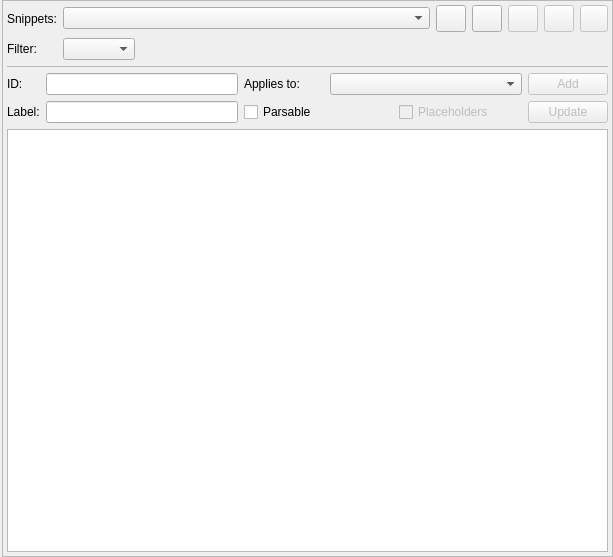
Old version of the form libpgmodeler_ui/ui/snippetsconfigwidget.ui in the repository pgmodeler/pgmodeler.
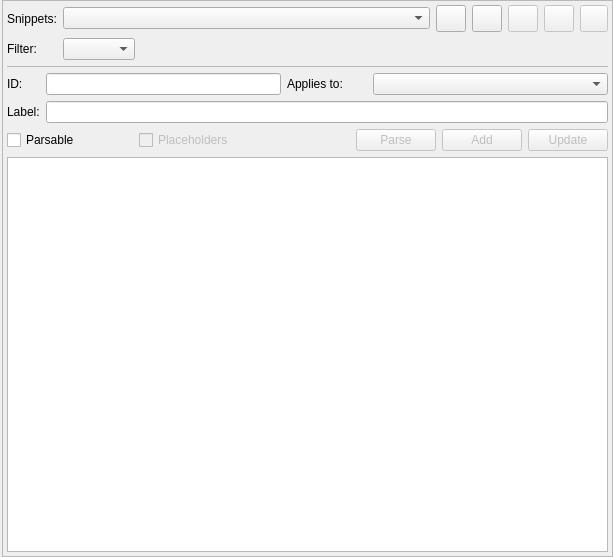
New version of the form. Icons and pictures are not drawn.

What changed in the file:
```diff
--- a/libpgmodeler_ui/ui/snippetsconfigwidget.ui
+++ b/libpgmodeler_ui/ui/snippetsconfigwidget.ui
@@ -29,7 +29,7 @@
    <property name="spacing">
     <number>0</number>
    </property>
-   <item row="0" column="1">
+   <item row="0" column="0">
     <widget class="QFrame" name="frame">
      <property name="sizePolicy">
       <sizepolicy hsizetype="Preferred" vsizetype="Preferred">
@@ -56,13 +56,6 @@
       <property name="bottomMargin">
        <number>4</number>
       </property>
-      <item row="0" column="0">
-       <widget class="QLabel" name="snippets_lbl">
-        <property name="text">
-         <string>Snippets:</string>
-        </property>
-       </widget>
-      </item>
       <item row="0" column="1" colspan="2">
        <layout class="QHBoxLayout" name="horizontalLayout_3">
         <item>
@@ -236,59 +229,17 @@
       </item>
       <item row="1" column="0">
        <widget class="QLabel" name="filter_lbl">
+        <property name="sizePolicy">
+         <sizepolicy hsizetype="Fixed" vsizetype="Preferred">
+          <horstretch>0</horstretch>
+          <verstretch>0</verstretch>
+         </sizepolicy>
+        </property>
         <property name="text">
          <string>Filter:</string>
         </property>
        </widget>
       </item>
-      <item row="1" column="1">
-       <widget class="QComboBox" name="filter_cmb">
-        <property name="sizeAdjustPolicy">
-         <enum>QComboBox::AdjustToContentsOnFirstShow</enum>
-        </property>
-        <property name="iconSize">
-         <size>
-          <width>18</width>
-          <height>18</height>
-         </size>
-        </property>
-       </widget>
-      </item>
-      <item row="1" column="2">
-       <spacer name="horizontalSpacer_2">
-        <property name="orientation">
-         <enum>Qt::Horizontal</enum>
-        </property>
-        <property name="sizeHint" stdset="0">
-         <size>
-          <width>340</width>
-          <height>20</height>
-         </size>
-        </property>
-       </spacer>
-      </item>
-      <item row="2" column="0" colspan="3">
-       <widget class="QFrame" name="div_ln">
-        <property name="minimumSize">
-         <size>
-          <width>0</width>
-          <height>1</height>
-         </size>
-        </property>
-        <property name="maximumSize">
-         <size>
-          <width>16777215</width>
-          <height>1</height>
-         </size>
-        </property>
-        <property name="frameShape">
-         <enum>QFrame::StyledPanel</enum>
-        </property>
-        <property name="frameShadow">
-         <enum>QFrame::Sunken</enum>
-        </property>
-       </widget>
-      </item>
       <item row="3" column="0" colspan="3">
        <layout class="QGridLayout" name="gridLayout">
         <item row="0" column="3">
@@ -358,109 +309,6 @@
           </property>
          </widget>
         </item>
-        <item row="0" column="4" rowspan="2">
-         <layout class="QVBoxLayout" name="verticalLayout">
-          <item>
-           <widget class="QPushButton" name="add_tb">
-            <property name="enabled">
-             <bool>false</bool>
-            </property>
-            <property name="sizePolicy">
-             <sizepolicy hsizetype="Fixed" vsizetype="Preferred">
-              <horstretch>0</horstretch>
-              <verstretch>0</verstretch>
-             </sizepolicy>
-            </property>
-            <property name="minimumSize">
-             <size>
-              <width>0</width>
-              <height>0</height>
-             </size>
-            </property>
-            <property name="maximumSize">
-             <size>
-              <width>16777215</width>
-              <height>16777215</height>
-             </size>
-            </property>
-            <property name="text">
-             <string>Add</string>
-            </property>
-            <property name="icon">
-             <iconset resource="../res/resources.qrc">
-              <normaloff>:/icones/icones/adicionar.png</normaloff>:/icones/icones/adicionar.png</iconset>
-            </property>
-            <property name="iconSize">
-             <size>
-              <width>20</width>
-              <height>20</height>
-             </size>
-            </property>
-           </widget>
-          </item>
-          <item>
-           <widget class="QPushButton" name="update_tb">
-            <property name="enabled">
-             <bool>false</bool>
-            </property>
-            <property name="sizePolicy">
-             <sizepolicy hsizetype="Fixed" vsizetype="Fixed">
-              <horstretch>0</horstretch>
-              <verstretch>0</verstretch>
-             </sizepolicy>
-            </property>
-            <property name="minimumSize">
-             <size>
-              <width>0</width>
-              <height>0</height>
-             </size>
-            </property>
-            <property name="maximumSize">
-             <size>
-              <width>16777215</width>
-              <height>16777215</height>
-             </size>
-            </property>
-            <property name="text">
-             <string>Update</string>
-            </property>
-            <property name="icon">
-             <iconset resource="../res/resources.qrc">
-              <normaloff>:/icones/icones/padroes.png</normaloff>:/icones/icones/padroes.png</iconset>
-            </property>
-            <property name="iconSize">
-             <size>
-              <width>20</width>
-              <height>20</height>
-             </size>
-            </property>
-           </widget>
-          </item>
-          <item>
-           <spacer name="verticalSpacer">
-            <property name="orientation">
-             <enum>Qt::Vertical</enum>
-            </property>
-            <property name="sizeHint" stdset="0">
-             <size>
-              <width>20</width>
-              <height>40</height>
-             </size>
-            </property>
-           </spacer>
-          </item>
-         </layout>
-        </item>
-        <item row="1" column="1">
-         <widget class="QLineEdit" name="label_edt">
-          <property name="sizePolicy">
-           <sizepolicy hsizetype="Expanding" vsizetype="Fixed">
-            <horstretch>0</horstretch>
-            <verstretch>0</verstretch>
-           </sizepolicy>
-          </property>
-         </widget>
-        </item>
         <item row="0" column="0">
          <widget class="QLabel" name="id_lbl">
           <property name="sizePolicy">
@@ -474,8 +322,23 @@
           </property>
          </widget>
         </item>
-        <item row="1" column="2" colspan="2">
+        <item row="1" column="1" colspan="3">
+         <widget class="QLineEdit" name="label_edt">
+          <property name="sizePolicy">
+           <sizepolicy hsizetype="Expanding" vsizetype="Fixed">
+            <horstretch>0</horstretch>
+            <verstretch>0</verstretch>
+           </sizepolicy>
+          </property>
+         </widget>
+        </item>
+       </layout>
+      </item>
+      <item row="4" column="0" colspan="2">
          <layout class="QHBoxLayout" name="horizontalLayout">
+        <property name="spacing">
+         <number>6</number>
+        </property>
           <item>
            <widget class="QCheckBox" name="parsable_chk">
             <property name="sizePolicy">
@@ -512,17 +375,19 @@
               <height>22</height>
              </size>
             </property>
-            <zorder>parsable_chk</zorder>
            </widget>
           </item>
           <item>
-           <spacer name="horizontalSpacer">
+         <spacer name="horizontalSpacer_4">
             <property name="orientation">
              <enum>Qt::Horizontal</enum>
             </property>
+          <property name="sizeType">
+           <enum>QSizePolicy::Fixed</enum>
+          </property>
             <property name="sizeHint" stdset="0">
              <size>
-              <width>40</width>
+            <width>25</width>
               <height>20</height>
              </size>
             </property>
@@ -569,13 +434,223 @@
             </property>
            </widget>
           </item>
-         </layout>
-        </item>
+        <item>
+         <spacer name="horizontalSpacer">
+          <property name="orientation">
+           <enum>Qt::Horizontal</enum>
+          </property>
+          <property name="sizeHint" stdset="0">
+           <size>
+            <width>40</width>
+            <height>20</height>
+           </size>
+          </property>
+         </spacer>
+        </item>
+       </layout>
+      </item>
+      <item row="4" column="2">
+       <layout class="QHBoxLayout" name="horizontalLayout_2">
+        <item>
+         <spacer name="horizontalSpacer_3">
+          <property name="orientation">
+           <enum>Qt::Horizontal</enum>
+          </property>
+          <property name="sizeHint" stdset="0">
+           <size>
+            <width>40</width>
+            <height>20</height>
+           </size>
+          </property>
+         </spacer>
+        </item>
+        <item>
+         <widget class="QPushButton" name="parse_tb">
+          <property name="enabled">
+           <bool>false</bool>
+          </property>
+          <property name="sizePolicy">
+           <sizepolicy hsizetype="Fixed" vsizetype="Fixed">
+            <horstretch>0</horstretch>
+            <verstretch>0</verstretch>
+           </sizepolicy>
+          </property>
+          <property name="minimumSize">
+           <size>
+            <width>0</width>
+            <height>0</height>
+           </size>
+          </property>
+          <property name="maximumSize">
+           <size>
+            <width>16777215</width>
+            <height>16777215</height>
+           </size>
+          </property>
+          <property name="toolTip">
+           <string>Parse the snippet in order to check if there are syntax errors.</string>
+          </property>
+          <property name="text">
+           <string>Parse</string>
+          </property>
+          <property name="icon">
+           <iconset resource="../res/resources.qrc">
+            <normaloff>:/icones/icones/buscar.png</normaloff>:/icones/icones/buscar.png</iconset>
+          </property>
+          <property name="iconSize">
+           <size>
+            <width>20</width>
+            <height>20</height>
+           </size>
+          </property>
+         </widget>
+        </item>
+        <item>
+         <widget class="QPushButton" name="add_tb">
+          <property name="enabled">
+           <bool>false</bool>
+          </property>
+          <property name="sizePolicy">
+           <sizepolicy hsizetype="Fixed" vsizetype="Preferred">
+            <horstretch>0</horstretch>
+            <verstretch>0</verstretch>
+           </sizepolicy>
+          </property>
+          <property name="minimumSize">
+           <size>
+            <width>0</width>
+            <height>0</height>
+           </size>
+          </property>
+          <property name="maximumSize">
+           <size>
+            <width>16777215</width>
+            <height>16777215</height>
+           </size>
+          </property>
+          <property name="text">
+           <string>Add</string>
+          </property>
+          <property name="icon">
+           <iconset resource="../res/resources.qrc">
+            <normaloff>:/icones/icones/adicionar.png</normaloff>:/icones/icones/adicionar.png</iconset>
+          </property>
+          <property name="iconSize">
+           <size>
+            <width>20</width>
+            <height>20</height>
+           </size>
+          </property>
+         </widget>
+        </item>
+        <item>
+         <widget class="QPushButton" name="update_tb">
+          <property name="enabled">
+           <bool>false</bool>
+          </property>
+          <property name="sizePolicy">
+           <sizepolicy hsizetype="Fixed" vsizetype="Fixed">
+            <horstretch>0</horstretch>
+            <verstretch>0</verstretch>
+           </sizepolicy>
+          </property>
+          <property name="minimumSize">
+           <size>
+            <width>0</width>
+            <height>0</height>
+           </size>
+          </property>
+          <property name="maximumSize">
+           <size>
+            <width>16777215</width>
+            <height>16777215</height>
+           </size>
+          </property>
+          <property name="text">
+           <string>Update</string>
+          </property>
+          <property name="icon">
+           <iconset resource="../res/resources.qrc">
+            <normaloff>:/icones/icones/padroes.png</normaloff>:/icones/icones/padroes.png</iconset>
+          </property>
+          <property name="iconSize">
+           <size>
+            <width>20</width>
+            <height>20</height>
+           </size>
+          </property>
+         </widget>
+        </item>
        </layout>
       </item>
-      <item row="4" column="0" colspan="3">
+      <item row="0" column="0">
+       <widget class="QLabel" name="snippets_lbl">
+        <property name="sizePolicy">
+         <sizepolicy hsizetype="Fixed" vsizetype="Preferred">
+          <horstretch>0</horstretch>
+          <verstretch>0</verstretch>
+         </sizepolicy>
+        </property>
+        <property name="text">
+         <string>Snippets:</string>
+        </property>
+       </widget>
+      </item>
+      <item row="5" column="0" colspan="3">
        <widget class="QTextEdit" name="snippet_txt"/>
       </item>
+      <item row="1" column="1" colspan="2">
+       <layout class="QHBoxLayout" name="horizontalLayout_4">
+        <item>
+         <widget class="QComboBox" name="filter_cmb">
+          <property name="sizeAdjustPolicy">
+           <enum>QComboBox::AdjustToContentsOnFirstShow</enum>
+          </property>
+          <property name="iconSize">
+           <size>
+            <width>18</width>
+            <height>18</height>
+           </size>
+          </property>
+         </widget>
+        </item>
+        <item>
+         <spacer name="horizontalSpacer_2">
+          <property name="orientation">
+           <enum>Qt::Horizontal</enum>
+          </property>
+          <property name="sizeHint" stdset="0">
+           <size>
+            <width>340</width>
+            <height>20</height>
+           </size>
+          </property>
+         </spacer>
+        </item>
+       </layout>
+      </item>
+      <item row="2" column="0" colspan="3">
+       <widget class="QFrame" name="div_ln">
+        <property name="minimumSize">
+         <size>
+          <width>0</width>
+          <height>1</height>
+         </size>
+        </property>
+        <property name="maximumSize">
+         <size>
+          <width>16777215</width>
+          <height>1</height>
+         </size>
+        </property>
+        <property name="frameShape">
+         <enum>QFrame::StyledPanel</enum>
+        </property>
+        <property name="frameShadow">
+         <enum>QFrame::Sunken</enum>
+        </property>
+       </widget>
+      </item>
      </layout>
     </widget>
    </item>
```
Lines whose indentation alone changed are shown as unchanged.
